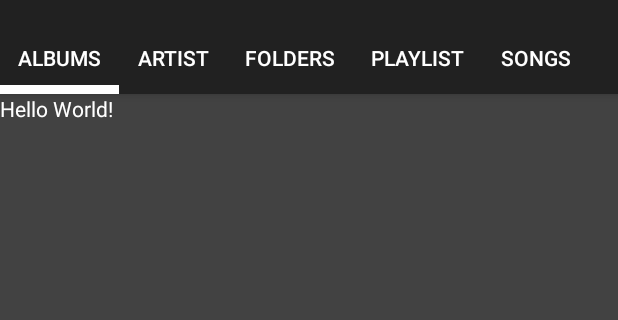
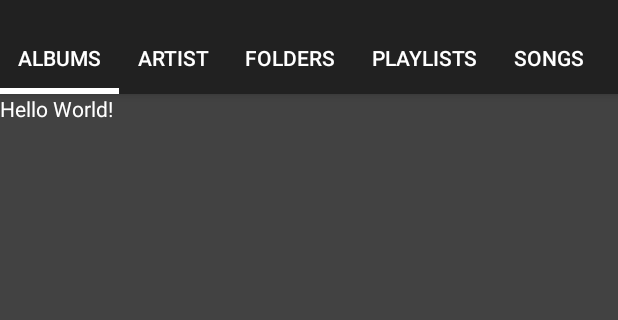
Before and after one commit to hadjower/PlaySuit_Project, an Android app: the screen it shows after launch (MainActivity), on a phone screen of 412 x 824 dp, the part 62-382 px from its top. Run offline under Robolectric (Android 15) with nearby library versions, the phone set to English and light mode, and no system bars.

Commit message:
Implemented class fragments for every tab

```diff
--- a/app/src/main/java/com/shawasama/playsuit/activity/MainActivity.java
+++ b/app/src/main/java/com/shawasama/playsuit/activity/MainActivity.java
@@ -4,7 +4,6 @@ import android.os.Bundle;
 import android.support.annotation.NonNull;
 import android.support.design.widget.NavigationView;
 import android.support.design.widget.TabLayout;
-import android.support.v4.app.ActionBarDrawerToggle;
 import android.support.v4.view.ViewPager;
 import android.support.v4.widget.DrawerLayout;
 import android.support.v7.app.AppCompatActivity;
@@ -13,7 +12,7 @@ import android.view.MenuItem;
 
 import com.shawasama.playsuit.Constants;
 import com.shawasama.playsuit.R;
-import com.shawasama.playsuit.adapter.TabsPagerFragmetAdapter;
+import com.shawasama.playsuit.adapter.TabsFragmentAdapter;
 
 public class MainActivity extends AppCompatActivity {
 
@@ -27,7 +26,6 @@ public class MainActivity extends AppCompatActivity {
         setTheme(R.style.AppDefault);
         super.onCreate(savedInstanceState);
         setContentView(LAYOUT);
-
         initToolbar();
         initNavigationView();
         initTabs();
@@ -42,12 +40,11 @@ public class MainActivity extends AppCompatActivity {
                 return false;
             }
         });
-        toolbar.inflateMenu(R.menu.manu);
+        toolbar.inflateMenu(R.menu.toolbar_menu);
     }
 
     private void initNavigationView() {
         drawerLayout = (DrawerLayout) findViewById(R.id.drawer_layout);
-
         NavigationView navigationView = (NavigationView) findViewById(R.id.navigation);
         navigationView.setNavigationItemSelectedListener(new NavigationView.OnNavigationItemSelectedListener() {
             @Override
@@ -68,9 +65,8 @@ public class MainActivity extends AppCompatActivity {
 
     private void initTabs() {
         viewPager = (ViewPager) findViewById(R.id.viewPager);
-        TabsPagerFragmetAdapter adapter = new TabsPagerFragmetAdapter(getSupportFragmentManager());
+        TabsFragmentAdapter adapter = new TabsFragmentAdapter(this, getSupportFragmentManager());
         viewPager.setAdapter(adapter);
-
         TabLayout tabLayout = (TabLayout) findViewById(R.id.tabLayout);
         tabLayout.setupWithViewPager(viewPager);
         tabLayout.setTabMode(TabLayout.MODE_SCROLLABLE);
--- /dev/null
+++ b/app/src/main/java/com/shawasama/playsuit/adapter/TabsFragmentAdapter.java
@@ -0,0 +1,52 @@
+package com.shawasama.playsuit.adapter;
+
+import android.content.Context;
+import android.support.v4.app.Fragment;
+import android.support.v4.app.FragmentManager;
+import android.support.v4.app.FragmentPagerAdapter;
+
+import com.shawasama.playsuit.fragment.AbstractTabFragment;
+import com.shawasama.playsuit.fragment.AlbumsFragment;
+import com.shawasama.playsuit.fragment.ArtistFragment;
+import com.shawasama.playsuit.fragment.FoldersFragment;
+import com.shawasama.playsuit.fragment.PlaylistsFragment;
+import com.shawasama.playsuit.fragment.SongsFragment;
+
+import java.util.HashMap;
+import java.util.Map;
+
+public class TabsFragmentAdapter extends FragmentPagerAdapter {
+
+    private Map<Integer, AbstractTabFragment> tabs;
+    private Context context;
+
+    public TabsFragmentAdapter(Context context, FragmentManager fm) {
+        super(fm);
+        this.context = context;
+        initTabsMap(context);
+    }
+
+    @Override
+    public CharSequence getPageTitle(int position) {
+        return tabs.get(position).getTitle();
+    }
+
+    @Override
+    public Fragment getItem(int position) {
+        return tabs.get(position);
+    }
+
+    @Override
+    public int getCount() {
+        return tabs.size();
+    }
+
+    private void initTabsMap(Context context) {
+        tabs = new HashMap<>();
+        tabs.put(0, AlbumsFragment.getInstance(context));
+        tabs.put(1, ArtistFragment.getInstance(context));
+        tabs.put(2, FoldersFragment.getInstance(context));
+        tabs.put(3, PlaylistsFragment.getInstance(context));
+        tabs.put(4, SongsFragment.getInstance(context));
+    }
+}
--- a/app/src/main/java/com/shawasama/playsuit/adapter/TabsPagerFragmetAdapter.java
+++ /dev/null
@@ -1,46 +0,0 @@
-package com.shawasama.playsuit.adapter;
-
-import android.support.v4.app.Fragment;
-import android.support.v4.app.FragmentManager;
-import android.support.v4.app.FragmentPagerAdapter;
-
-import com.shawasama.playsuit.fragment.ExampleFragment;
-
-public class TabsPagerFragmetAdapter extends FragmentPagerAdapter {
-
-    private String[] tabs;
-
-    public TabsPagerFragmetAdapter(FragmentManager fm) {
-        super(fm);
-        tabs = new String[]{
-                "Albums", "Artist", "Folders", "Playlist", "Songs"
-        };
-    }
-
-    @Override
-    public CharSequence getPageTitle(int position) {
-        return tabs[position];
-    }
-
-    @Override
-    public Fragment getItem(int position) {
-        switch (position) {
-            case 0:
-                return ExampleFragment.getInstance();
-            case 1:
-                return ExampleFragment.getInstance();
-            case 2:
-                return ExampleFragment.getInstance();
-            case 3:
-                return ExampleFragment.getInstance();
-            case 4:
-                return ExampleFragment.getInstance();
-        }
-        return null;
-    }
-
-    @Override
-    public int getCount() {
-        return tabs.length;
-    }
-}
--- /dev/null
+++ b/app/src/main/java/com/shawasama/playsuit/fragment/AbstractTabFragment.java
@@ -0,0 +1,20 @@
+package com.shawasama.playsuit.fragment;
+
+import android.content.Context;
+import android.support.v4.app.Fragment;
+import android.view.View;
+
+public abstract class AbstractTabFragment extends Fragment {
+
+    private String title;
+    protected Context context;
+    protected View view;
+
+    public String getTitle() {
+        return title;
+    }
+
+    public void setTitle(String title) {
+        this.title = title;
+    }
+}
--- /dev/null
+++ b/app/src/main/java/com/shawasama/playsuit/fragment/AlbumsFragment.java
@@ -0,0 +1,35 @@
+package com.shawasama.playsuit.fragment;
+
+import android.content.Context;
+import android.os.Bundle;
+import android.support.annotation.Nullable;
+import android.view.LayoutInflater;
+import android.view.View;
+import android.view.ViewGroup;
+
+import com.shawasama.playsuit.R;
+
+public class AlbumsFragment extends AbstractTabFragment {
+
+    private static final int LAYOUT = R.layout.fragmetn_example;
+
+    public static AlbumsFragment getInstance(Context context) {
+        Bundle args = new Bundle();
+        AlbumsFragment fragment = new AlbumsFragment();
+        fragment.setArguments(args);
+        fragment.setContext(context);
+        fragment.setTitle(context.getString(R.string.navigation_menu_and_tab_item_albums));
+        return fragment;
+    }
+
+    @Nullable
+    @Override
+    public View onCreateView(LayoutInflater inflater, @Nullable ViewGroup container, @Nullable Bundle savedInstanceState) {
+        view = inflater.inflate(LAYOUT, container, false);
+        return view;
+    }
+
+    public void setContext(Context context) {
+        this.context = context;
+    }
+}
--- /dev/null
+++ b/app/src/main/java/com/shawasama/playsuit/fragment/ArtistFragment.java
@@ -0,0 +1,35 @@
+package com.shawasama.playsuit.fragment;
+
+import android.content.Context;
+import android.os.Bundle;
+import android.support.annotation.Nullable;
+import android.view.LayoutInflater;
+import android.view.View;
+import android.view.ViewGroup;
+
+import com.shawasama.playsuit.R;
+
+public class ArtistFragment extends AbstractTabFragment {
+
+    private static final int LAYOUT = R.layout.fragmetn_example;
+
+    public static ArtistFragment getInstance(Context context) {
+        Bundle args = new Bundle();
+        ArtistFragment fragment = new ArtistFragment();
+        fragment.setArguments(args);
+        fragment.setContext(context);
+        fragment.setTitle(context.getString(R.string.navigation_menu_and_tab_item_artist));
+        return fragment;
+    }
+
+    @Nullable
+    @Override
+    public View onCreateView(LayoutInflater inflater, @Nullable ViewGroup container, @Nullable Bundle savedInstanceState) {
+        view = inflater.inflate(LAYOUT, container, false);
+        return view;
+    }
+
+    public void setContext(Context context) {
+        this.context = context;
+    }
+}
--- a/app/src/main/java/com/shawasama/playsuit/fragment/ExampleFragment.java
+++ b/app/src/main/java/com/shawasama/playsuit/fragment/FoldersFragment.java
@@ -1,23 +1,24 @@
 package com.shawasama.playsuit.fragment;
 
+import android.content.Context;
 import android.os.Bundle;
 import android.support.annotation.Nullable;
-import android.support.v4.app.Fragment;
 import android.view.LayoutInflater;
 import android.view.View;
 import android.view.ViewGroup;
 
 import com.shawasama.playsuit.R;
 
-public class ExampleFragment extends Fragment {
+public class FoldersFragment extends AbstractTabFragment {
 
     private static final int LAYOUT = R.layout.fragmetn_example;
-    private View view;
 
-    public static ExampleFragment getInstance() {
+    public static FoldersFragment getInstance(Context context) {
         Bundle args = new Bundle();
-        ExampleFragment fragment = new ExampleFragment();
+        FoldersFragment fragment = new FoldersFragment();
         fragment.setArguments(args);
+        fragment.setContext(context);
+        fragment.setTitle(context.getString(R.string.navigation_menu_and_tab_item_folders));
         return fragment;
     }
 
@@ -27,4 +28,8 @@ public class ExampleFragment extends Fragment {
         view = inflater.inflate(LAYOUT, container, false);
         return view;
     }
+
+    public void setContext(Context context) {
+        this.context = context;
+    }
 }
--- /dev/null
+++ b/app/src/main/java/com/shawasama/playsuit/fragment/PlaylistsFragment.java
@@ -0,0 +1,35 @@
+package com.shawasama.playsuit.fragment;
+
+import android.content.Context;
+import android.os.Bundle;
+import android.support.annotation.Nullable;
+import android.view.LayoutInflater;
+import android.view.View;
+import android.view.ViewGroup;
+
+import com.shawasama.playsuit.R;
+
+public class PlaylistsFragment extends AbstractTabFragment {
+
+    private static final int LAYOUT = R.layout.fragmetn_example;
+
+    public static PlaylistsFragment getInstance(Context context) {
+        Bundle args = new Bundle();
+        PlaylistsFragment fragment = new PlaylistsFragment();
+        fragment.setArguments(args);
+        fragment.setContext(context);
+        fragment.setTitle(context.getString(R.string.navigation_menu_and_tab_item_playlists));
+        return fragment;
+    }
+
+    @Nullable
+    @Override
+    public View onCreateView(LayoutInflater inflater, @Nullable ViewGroup container, @Nullable Bundle savedInstanceState) {
+        view = inflater.inflate(LAYOUT, container, false);
+        return view;
+    }
+
+    public void setContext(Context context) {
+        this.context = context;
+    }
+}
--- /dev/null
+++ b/app/src/main/java/com/shawasama/playsuit/fragment/SongsFragment.java
@@ -0,0 +1,36 @@
+package com.shawasama.playsuit.fragment;
+
+import android.content.Context;
+import android.os.Bundle;
+import android.support.annotation.Nullable;
+import android.view.LayoutInflater;
+import android.view.View;
+import android.view.ViewGroup;
+
+import com.shawasama.playsuit.R;
+
+public class SongsFragment extends AbstractTabFragment {
+
+    private static final int LAYOUT = R.layout.fragmetn_example;
+
+    public static SongsFragment getInstance(Context context) {
+
+        Bundle args = new Bundle();
+        SongsFragment fragment = new SongsFragment();
+        fragment.setArguments(args);
+        fragment.setContext(context);
+        fragment.setTitle(context.getString(R.string.navigation_menu_and_tab_item_songs));
+        return fragment;
+    }
+
+    @Nullable
+    @Override
+    public View onCreateView(LayoutInflater inflater, @Nullable ViewGroup container, @Nullable Bundle savedInstanceState) {
+        view = inflater.inflate(LAYOUT, container, false);
+        return view;
+    }
+
+    public void setContext(Context context) {
+        this.context = context;
+    }
+}
--- a/app/src/main/res/layout/activity_main.xml
+++ b/app/src/main/res/layout/activity_main.xml
@@ -26,7 +26,7 @@
                 android:layout_width="match_parent"
                 android:layout_height="wrap_content"
                 app:tabIndicatorColor="@android:color/white"
-                app:tabIndicatorHeight="6dp"
+                app:tabIndicatorHeight="4dp"
                 app:tabSelectedTextColor="@android:color/white"
                 app:tabTextColor="@android:color/white"
                 />
--- a/app/src/main/res/menu/manu.xml
+++ /dev/null
@@ -1,18 +0,0 @@
-<?xml version="1.0" encoding="utf-8"?>
-<menu xmlns:android="http://schemas.android.com/apk/res/android"
-    xmlns:app="http://schemas.android.com/apk/res-auto">
-    <item
-        android:title="@string/app_name"
-        android:orderInCategory="1"
-        app:theme="@style/ThemeOverlay.AppCompat.Dark"/>
-    <item android:title="@string/app_name"
-        android:orderInCategory="1"
-        app:theme="@style/ThemeOverlay.AppCompat.Dark"/>
-    <item android:title="@string/app_name"
-        android:orderInCategory="1"
-        app:theme="@style/ThemeOverlay.AppCompat.Dark"/>
-    <item android:title="@string/app_name"
-        android:orderInCategory="1"
-        app:theme="@style/ThemeOverlay.AppCompat.Dark"/>
-    <!--<item android:id="@+id/s-->
-</menu>
--- a/app/src/main/res/menu/menu_navigation.xml
+++ b/app/src/main/res/menu/menu_navigation.xml
@@ -3,13 +3,13 @@
     xmlns:app="http://schemas.android.com/apk/res-auto">
     <item
         android:id="@+id/albumsItem"
-        android:title="@string/menu_albums"
+        android:title="@string/navigation_menu_and_tab_item_albums"
         android:orderInCategory="1"
         android:icon="@mipmap/ic_album"
         />
     <item
         android:id="@+id/artistItem"
-        android:title="@string/menu_artist"
+        android:title="@string/navigation_menu_and_tab_item_artist"
         android:orderInCategory="1"
         android:icon="@mipmap/ic_account"
         />
--- /dev/null
+++ b/app/src/main/res/menu/toolbar_menu.xml
@@ -0,0 +1,11 @@
+<?xml version="1.0" encoding="utf-8"?>
+<menu xmlns:android="http://schemas.android.com/apk/res/android"
+    xmlns:app="http://schemas.android.com/apk/res-auto"
+    app:theme="@style/ThemeOverlay.AppCompat.Dark">
+    <item
+        android:id="@+id/search"
+        android:orderInCategory="1"
+        android:title="@string/action_search"
+        android:icon="@mipmap/ic_magnify"
+        android:showAsAction="ifRoom"/>
+</menu>
--- a/app/src/main/res/values/strings.xml
+++ b/app/src/main/res/values/strings.xml
@@ -2,8 +2,13 @@
     <string name="app_name">PlaySuit Beta</string>
     <string name="viewActionContextBar">View Mode</string>
     <string name="rescanLibraryActionContextBar">View Mode</string>
-    <string name="menu_albums">Albums</string>
-    <string name="menu_artist">Artist</string>
+
+    <string name="navigation_menu_and_tab_item_albums">Albums</string>
+    <string name="navigation_menu_and_tab_item_artist">Artist</string>
+    <string name="navigation_menu_and_tab_item_folders">Folders</string>
+    <string name="navigation_menu_and_tab_item_playlists">Playlists</string>
+    <string name="navigation_menu_and_tab_item_songs">Songs</string>
+
     <string name="action_search">Search</string>
     <string name="action_settings">Settings</string>
 </resources>
```
Also changed, not shown: app/src/main/res/mipmap-hdpi/ic_magnify.png (added), app/src/main/res/mipmap-mdpi/ic_magnify.png (added), app/src/main/res/mipmap-xhdpi/ic_magnify.png (added), app/src/main/res/mipmap-xxhdpi/ic_magnify.png (added), app/src/main/res/mipmap-xxxhdpi/ic_magnify.png (added).
